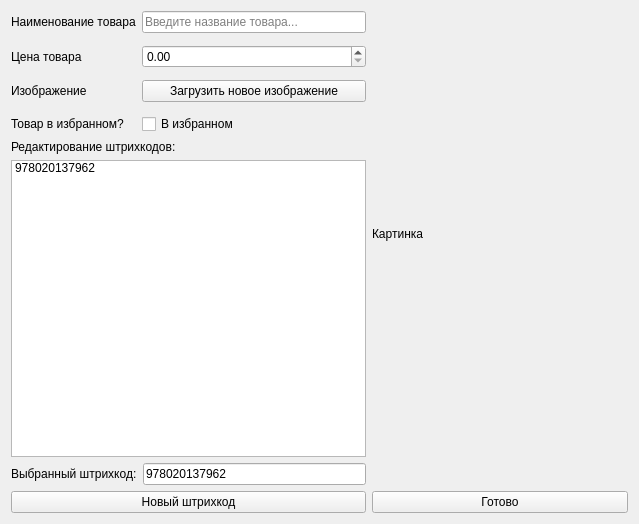
The window that app_modules/productModule/ui/productEdit.ui (CralixRaev/qtCashier) describes before a commit, drawn with Qt 5.
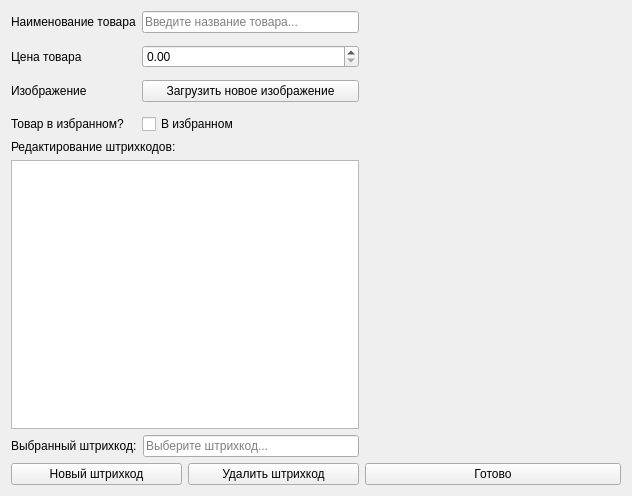
The same window after the commit. Icons and pictures are not drawn.

What changed in the file:
```diff
--- a/app_modules/productModule/ui/productEdit.ui
+++ b/app_modules/productModule/ui/productEdit.ui
@@ -9,8 +9,8 @@
    <rect>
     <x>0</x>
     <y>0</y>
-    <width>639</width>
-    <height>524</height>
+    <width>632</width>
+    <height>496</height>
    </rect>
   </property>
   <property name="windowTitle">
@@ -21,8 +21,106 @@
     <normaloff>:/icons/window-icon.svg</normaloff>:/icons/window-icon.svg</iconset>
   </property>
   <layout class="QGridLayout" name="gridLayout">
-   <item row="1" column="1">
-    <layout class="QFormLayout" name="formLayout">
+   <item row="1" column="3" rowspan="3">
+    <widget class="QLabel" name="imageLabel">
+     <property name="sizePolicy">
+      <sizepolicy hsizetype="Fixed" vsizetype="Fixed">
+       <horstretch>0</horstretch>
+       <verstretch>0</verstretch>
+      </sizepolicy>
+     </property>
+     <property name="minimumSize">
+      <size>
+       <width>256</width>
+       <height>256</height>
+      </size>
+     </property>
+     <property name="maximumSize">
+      <size>
+       <width>256</width>
+       <height>256</height>
+      </size>
+     </property>
+     <property name="sizeIncrement">
+      <size>
+       <width>256</width>
+       <height>256</height>
+      </size>
+     </property>
+     <property name="baseSize">
+      <size>
+       <width>256</width>
+       <height>256</height>
+      </size>
+     </property>
+     <property name="text">
+      <string/>
+     </property>
+     <property name="pixmap">
+      <pixmap resource="../../../ui/resources.qrc">:/images/no-image.png</pixmap>
+     </property>
+     <property name="scaledContents">
+      <bool>true</bool>
+     </property>
+     <property name="alignment">
+      <set>Qt::AlignCenter</set>
+     </property>
+    </widget>
+   </item>
+   <item row="2" column="1">
+    <widget class="QLabel" name="barcodeListEdit">
+     <property name="text">
+      <string>Редактирование штрихкодов:</string>
+     </property>
+    </widget>
+   </item>
+   <item row="6" column="1">
+    <widget class="QPushButton" name="barcodeNewButton">
+     <property name="text">
+      <string>Новый штрихкод</string>
+     </property>
+    </widget>
+   </item>
+   <item row="6" column="3">
+    <widget class="QPushButton" name="readyButton">
+     <property name="text">
+      <string>Готово</string>
+     </property>
+    </widget>
+   </item>
+   <item row="6" column="2">
+    <widget class="QPushButton" name="barcodeRemoveButton">
+     <property name="text">
+      <string>Удалить штрихкод</string>
+     </property>
+    </widget>
+   </item>
+   <item row="4" column="1" colspan="2">
+    <layout class="QFormLayout" name="barcodeEditForm">
+     <item row="0" column="0">
+      <widget class="QLabel" name="barcodeEditLabel">
+       <property name="text">
+        <string>Выбранный штрихкод:</string>
+       </property>
+      </widget>
+     </item>
+     <item row="0" column="1">
+      <widget class="QLineEdit" name="barcodeEdit">
+       <property name="text">
+        <string/>
+       </property>
+       <property name="placeholderText">
+        <string>Выберите штрихкод...</string>
+       </property>
+      </widget>
+     </item>
+    </layout>
+   </item>
+   <item row="3" column="1" colspan="2">
+    <widget class="QListWidget" name="barcodeList"/>
+   </item>
+   <item row="1" column="1" colspan="2">
+    <layout class="QFormLayout" name="mainInfoForm">
      <property name="fieldGrowthPolicy">
       <enum>QFormLayout::AllNonFixedFieldsGrow</enum>
      </property>
@@ -77,7 +175,11 @@
       </widget>
      </item>
      <item row="1" column="1">
-      <widget class="QDoubleSpinBox" name="formPriceEdit"/>
+      <widget class="QDoubleSpinBox" name="formPriceEdit">
+       <property name="maximum">
+        <double>1000000000000000042420637374017961984.000000000000000</double>
+       </property>
+      </widget>
      </item>
      <item row="3" column="0">
       <widget class="QLabel" name="label_3">
@@ -87,7 +189,7 @@
       </widget>
      </item>
      <item row="3" column="1">
-      <widget class="QCheckBox" name="checkBox">
+      <widget class="QCheckBox" name="formIsFavoriteCheckbox">
        <property name="text">
         <string>В избранном</string>
        </property>
@@ -95,67 +197,6 @@
      </item>
     </layout>
    </item>
-   <item row="1" column="2" rowspan="3">
-    <widget class="QLabel" name="imageLabel">
-     <property name="minimumSize">
-      <size>
-       <width>256</width>
-       <height>256</height>
-      </size>
-     </property>
-     <property name="text">
-      <string>Картинка</string>
-     </property>
-    </widget>
-   </item>
-   <item row="2" column="1">
-    <widget class="QLabel" name="label">
-     <property name="text">
-      <string>Редактирование штрихкодов:</string>
-     </property>
-    </widget>
-   </item>
-   <item row="3" column="1">
-    <widget class="QListWidget" name="listWidget">
-     <item>
-      <property name="text">
-       <string>978020137962</string>
-      </property>
-     </item>
-    </widget>
-   </item>
-   <item row="4" column="1">
-    <layout class="QFormLayout" name="formLayout_2">
-     <item row="0" column="0">
-      <widget class="QLabel" name="label_2">
-       <property name="text">
-        <string>Выбранный штрихкод:</string>
-       </property>
-      </widget>
-     </item>
-     <item row="0" column="1">
-      <widget class="QLineEdit" name="lineEdit">
-       <property name="text">
-        <string>978020137962</string>
-       </property>
-      </widget>
-     </item>
-    </layout>
-   </item>
-   <item row="6" column="2">
-    <widget class="QPushButton" name="pushButton_2">
-     <property name="text">
-      <string>Готово</string>
-     </property>
-    </widget>
-   </item>
-   <item row="6" column="1">
-    <widget class="QPushButton" name="pushButton">
-     <property name="text">
-      <string>Новый штрихкод</string>
-     </property>
-    </widget>
-   </item>
   </layout>
  </widget>
  <resources>
```
Left out of the diff: 2 changed lines with no effect on the pictures.
